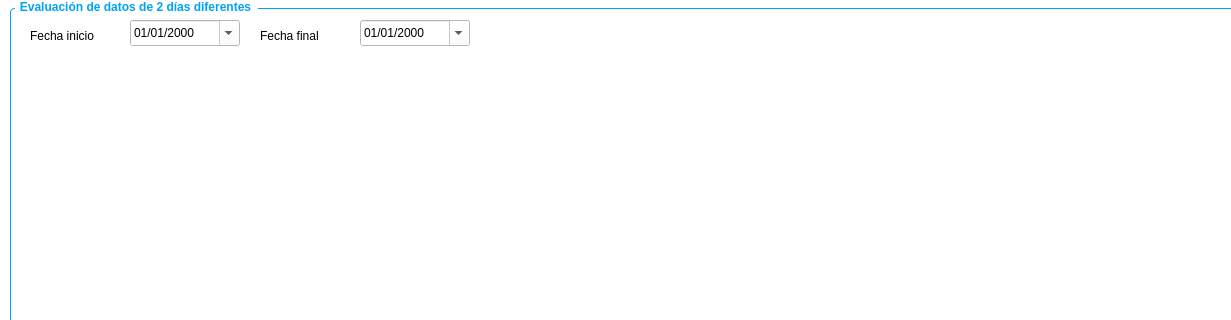
Before: the Qt Designer form view/days_report.ui in andatogua/FaceMaskDetect, drawn with Qt 5; both pictures show x 0 to 1231 and y 0 to 320 of the 1360 by 710 pixel window.
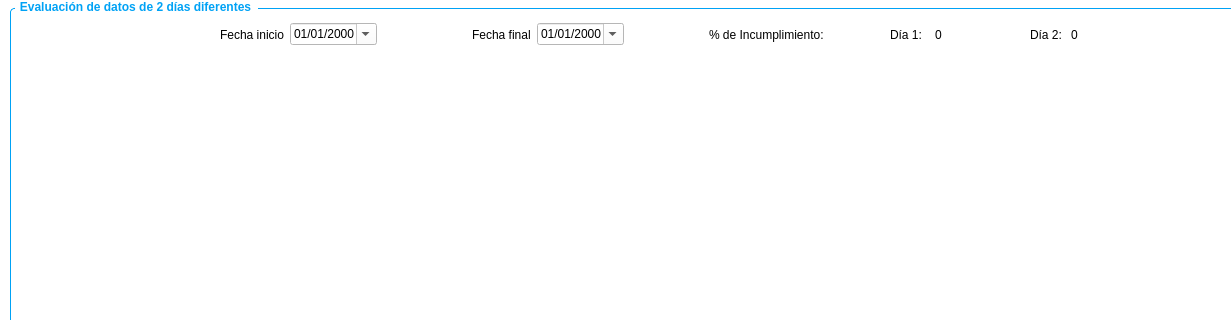
After: the same form once the commit is applied.

Commit message: days_report

```diff
--- a/view/days_report.ui
+++ b/view/days_report.ui
@@ -62,34 +62,6 @@
    <property name="title">
     <string>Evaluación de datos de 2 días diferentes</string>
    </property>
-   <widget class="QDateEdit" name="dateEdit">
-    <property name="geometry">
-     <rect>
-      <x>120</x>
-      <y>20</y>
-      <width>110</width>
-      <height>26</height>
-     </rect>
-    </property>
-    <property name="autoFillBackground">
-     <bool>true</bool>
-    </property>
-    <property name="styleSheet">
-     <string notr="true">alternate-background-color: rgb(244, 244, 244);
-border-bottom-color: rgb(78, 154, 6);
-selection-color: white;
-background-color: white;
-selection-background-color: #00a2f5;
-color: black;
-</string>
-    </property>
-    <property name="displayFormat">
-     <string>dd/MM/yyyy</string>
-    </property>
-    <property name="calendarPopup">
-     <bool>true</bool>
-    </property>
-   </widget>
    <widget class="QWidget" name="gridLayoutWidget">
     <property name="geometry">
      <rect>
@@ -101,59 +73,181 @@
     </property>
     <layout class="QGridLayout" name="gridLayout"/>
    </widget>
-   <widget class="QLabel" name="label">
+   <widget class="QWidget" name="">
     <property name="geometry">
      <rect>
-      <x>20</x>
+      <x>210</x>
       <y>20</y>
-      <width>91</width>
-      <height>31</height>
+      <width>881</width>
+      <height>29</height>
      </rect>
     </property>
-    <property name="text">
-     <string>Fecha inicio</string>
-    </property>
-   </widget>
-   <widget class="QDateEdit" name="dateEdit_2">
-    <property name="geometry">
-     <rect>
-      <x>350</x>
-      <y>20</y>
-      <width>110</width>
-      <height>26</height>
-     </rect>
-    </property>
-    <property name="autoFillBackground">
-     <bool>true</bool>
-    </property>
-    <property name="styleSheet">
-     <string notr="true">alternate-background-color: rgb(244, 244, 244);
+    <layout class="QHBoxLayout" name="horizontalLayout">
+     <item>
+      <widget class="QLabel" name="label">
+       <property name="text">
+        <string>Fecha inicio</string>
+       </property>
+      </widget>
+     </item>
+     <item>
+      <widget class="QDateEdit" name="dateEdit">
+       <property name="autoFillBackground">
+        <bool>true</bool>
+       </property>
+       <property name="styleSheet">
+        <string notr="true">alternate-background-color: rgb(244, 244, 244);
 border-bottom-color: rgb(78, 154, 6);
 selection-color: white;
 background-color: white;
 selection-background-color: #00a2f5;
 color: black;
 </string>
-    </property>
-    <property name="displayFormat">
-     <string>dd/MM/yyyy</string>
-    </property>
-    <property name="calendarPopup">
-     <bool>true</bool>
-    </property>
-   </widget>
-   <widget class="QLabel" name="label_2">
-    <property name="geometry">
-     <rect>
-      <x>250</x>
-      <y>20</y>
-      <width>91</width>
-      <height>31</height>
-     </rect>
-    </property>
-    <property name="text">
-     <string>Fecha final</string>
-    </property>
+       </property>
+       <property name="displayFormat">
+        <string>dd/MM/yyyy</string>
+       </property>
+       <property name="calendarPopup">
+        <bool>true</bool>
+       </property>
+      </widget>
+     </item>
+     <item>
+      <spacer name="horizontalSpacer_3">
+       <property name="orientation">
+        <enum>Qt::Horizontal</enum>
+       </property>
+       <property name="sizeHint" stdset="0">
+        <size>
+         <width>40</width>
+         <height>20</height>
+        </size>
+       </property>
+      </spacer>
+     </item>
+     <item>
+      <spacer name="horizontalSpacer_5">
+       <property name="orientation">
+        <enum>Qt::Horizontal</enum>
+       </property>
+       <property name="sizeHint" stdset="0">
+        <size>
+         <width>90</width>
+         <height>20</height>
+        </size>
+       </property>
+      </spacer>
+     </item>
+     <item>
+      <widget class="QLabel" name="label_2">
+       <property name="text">
+        <string>Fecha final</string>
+       </property>
+      </widget>
+     </item>
+     <item>
+      <widget class="QDateEdit" name="dateEdit_2">
+       <property name="autoFillBackground">
+        <bool>true</bool>
+       </property>
+       <property name="styleSheet">
+        <string notr="true">alternate-background-color: rgb(244, 244, 244);
+border-bottom-color: rgb(78, 154, 6);
+selection-color: white;
+background-color: white;
+selection-background-color: #00a2f5;
+color: black;
+</string>
+       </property>
+       <property name="displayFormat">
+        <string>dd/MM/yyyy</string>
+       </property>
+       <property name="calendarPopup">
+        <bool>true</bool>
+       </property>
+      </widget>
+     </item>
+     <item>
+      <spacer name="horizontalSpacer">
+       <property name="orientation">
+        <enum>Qt::Horizontal</enum>
+       </property>
+       <property name="sizeHint" stdset="0">
+        <size>
+         <width>100</width>
+         <height>20</height>
+        </size>
+       </property>
+      </spacer>
+     </item>
+     <item>
+      <widget class="QLabel" name="label_3">
+       <property name="text">
+        <string>% de Incumplimiento:</string>
+       </property>
+      </widget>
+     </item>
+     <item>
+      <spacer name="horizontalSpacer_4">
+       <property name="orientation">
+        <enum>Qt::Horizontal</enum>
+       </property>
+       <property name="sizeHint" stdset="0">
+        <size>
+         <width>80</width>
+         <height>20</height>
+        </size>
+       </property>
+      </spacer>
+     </item>
+     <item>
+      <widget class="QLabel" name="label_4">
+       <property name="text">
+        <string>Día 1: </string>
+       </property>
+      </widget>
+     </item>
+     <item>
+      <widget class="QLabel" name="label_5">
+       <property name="styleSheet">
+        <string notr="true">padding: 0 20 0 0</string>
+       </property>
+       <property name="text">
+        <string>0</string>
+       </property>
+      </widget>
+     </item>
+     <item>
+      <spacer name="horizontalSpacer_2">
+       <property name="orientation">
+        <enum>Qt::Horizontal</enum>
+       </property>
+       <property name="sizeHint" stdset="0">
+        <size>
+         <width>80</width>
+         <height>20</height>
+        </size>
+       </property>
+      </spacer>
+     </item>
+     <item>
+      <widget class="QLabel" name="label_6">
+       <property name="text">
+        <string>Día 2:</string>
+       </property>
+      </widget>
+     </item>
+     <item>
+      <widget class="QLabel" name="label_7">
+       <property name="styleSheet">
+        <string notr="true">padding: 0 20 0 0</string>
+       </property>
+       <property name="text">
+        <string>0</string>
+       </property>
+      </widget>
+     </item>
+    </layout>
    </widget>
   </widget>
  </widget>
```
The commit also changes 14 other files.
